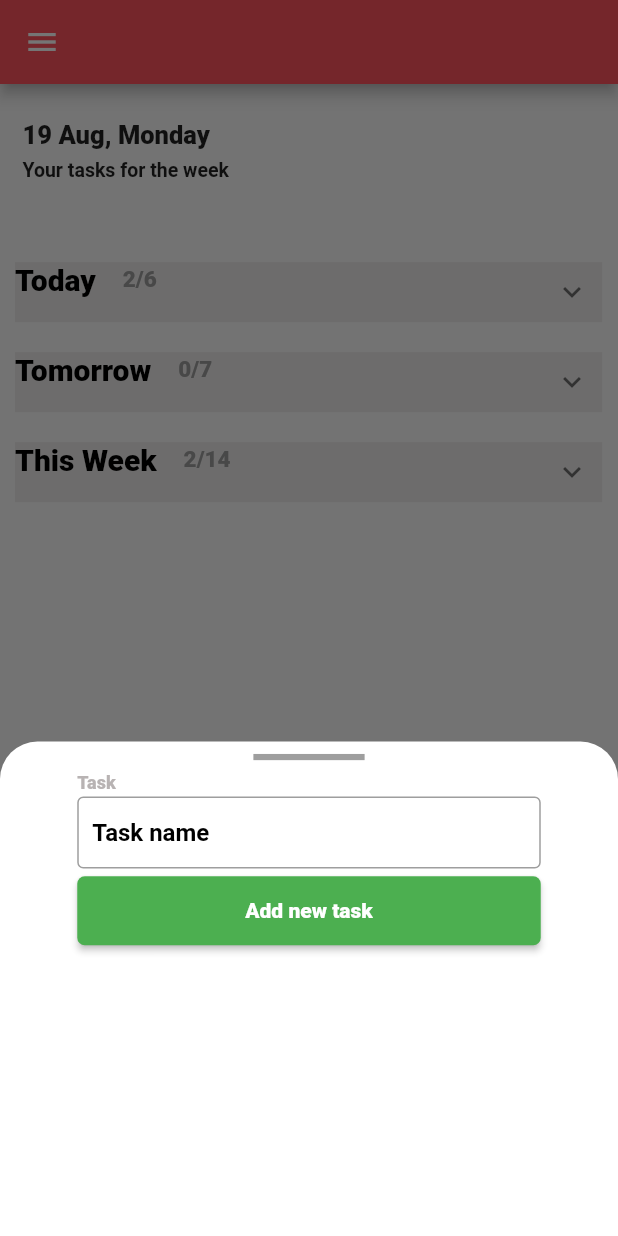
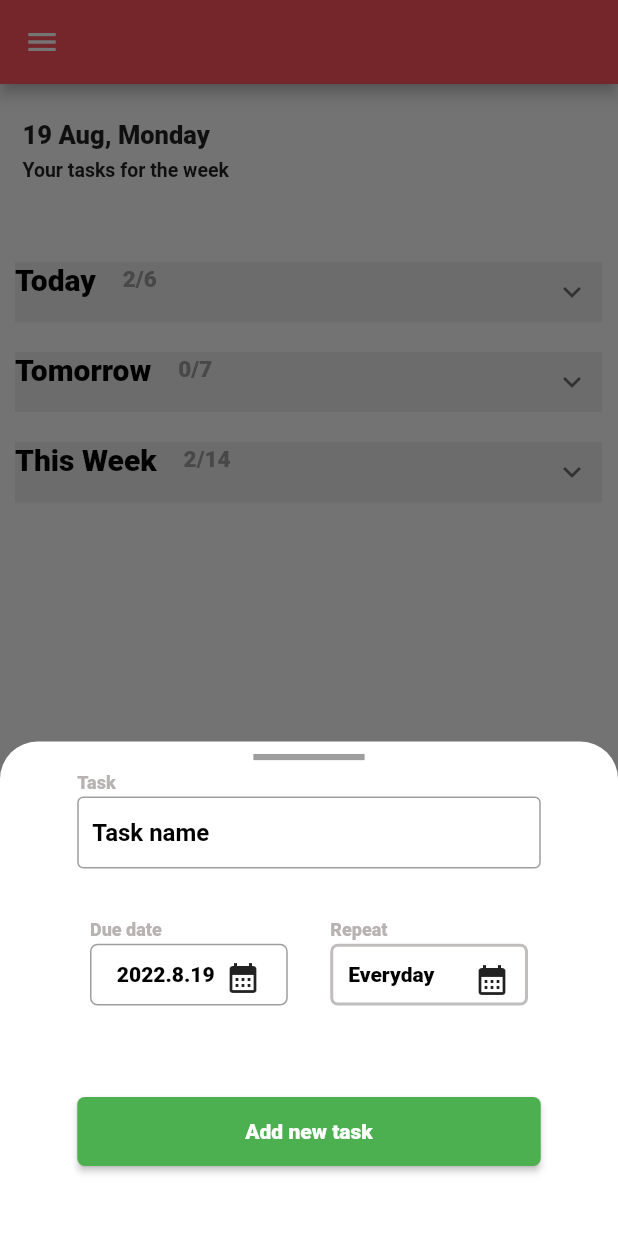
Before and after one commit to danoldnyamsi7/flutter_lifetrack, a Flutter app: the TasksList screen opened by its route, after a tap on the "add" icon, on a phone screen of 412 x 824 dp. Run offline on Flutter 3.47's test engine with Material 2 defaults, Android fonts, the phone set to English and light mode, and no system bars; drawn by our look-alikes of expandable; our stand-ins replace flutter_svg, google_fonts, step_progress_indicator.

```diff
--- a/lib/components/textfield.dart
+++ b/lib/components/textfield.dart
@@ -6,18 +6,21 @@ class TextField1 extends StatelessWidget {
   late double width;
   late bool obscureText;
 
-  TextField1({required this.padding, required this.hintText, required this.width, required this.obscureText});
-
+  TextField1(
+      {required this.padding,
+      required this.hintText,
+      required this.width,
+      required this.obscureText});
 
   @override
   Widget build(BuildContext context) {
     return Container(
       width: width,
       child: TextField(
-
         obscureText: obscureText,
         decoration: InputDecoration(
-          hintStyle: TextStyle(fontWeight: FontWeight.w600, color: Colors.black),
+          hintStyle:
+              TextStyle(fontWeight: FontWeight.w600, color: Colors.black),
           contentPadding: padding,
           border: OutlineInputBorder(borderSide: BorderSide(width: 5)),
           // labelText: labelText,
@@ -27,3 +30,30 @@ class TextField1 extends StatelessWidget {
     );
   }
 }
+
+class TextFieldWithChild extends StatefulWidget {
+  late EdgeInsetsGeometry padding;
+  late String hintText;
+  late double width;
+  late bool obscureText;
+  late Widget child;
+
+  TextFieldWithChild(
+      {required this.padding,
+      required this.width,
+      required this.hintText,
+      required this.obscureText,
+      required this.child});
+
+  @override
+  State<TextFieldWithChild> createState() => _TextFieldWithChildState();
+}
+
+class _TextFieldWithChildState extends State<TextFieldWithChild> {
+  @override
+  Widget build(BuildContext context) {
+    return Container(
+
+    );
+  }
+}
--- a/lib/pages/tasks/taskList.dart
+++ b/lib/pages/tasks/taskList.dart
@@ -418,10 +418,13 @@ class WeekList extends StatelessWidget {
 }
 
 void createTaskModal(context) {
+  DateTime date = DateTime(2022, 08, 19);
+
   showModalBottomSheet(
       backgroundColor: Colors.transparent,
       context: context,
-      builder: (context) => Container(
+      builder: (context) => SingleChildScrollView(
+            child: Container(
               height: deviceHeight(context) * .4,
               decoration: BoxDecoration(
                   color: Colors.white,
@@ -472,7 +475,95 @@ void createTaskModal(context) {
                     height: deviceHeight(context) * .005,
                   ),
                   Container(
-                  child: Row(children: [Column(), Column()]),
+                    width: deviceWidth(context)*.75,
+                    margin: EdgeInsets.fromLTRB(60.0, 30.0, 60.0, 60.0),
+                    child: Row(
+                        mainAxisAlignment: MainAxisAlignment.spaceBetween,
+                        children: [
+                          Column(
+                            crossAxisAlignment: CrossAxisAlignment.start,
+                            children: [
+                            Text(
+                              'Due date',
+                              style: TextStyle(
+                                  fontSize: 12.0,
+                                  fontWeight: FontWeight.w800,
+                                  color: Color.fromARGB(255, 184, 179, 179)),
+                            ),
+                            SizedBox(
+                              height: 2.0,
+                            ),
+                            Container(
+                              height: deviceHeight(context) * .05,
+                              width: deviceWidth(context) * .32,
+                              padding: EdgeInsets.all(10.0),
+                              decoration: BoxDecoration(
+                                  border: Border.all(
+                                      width: 1.0, color: Colors.grey),
+                                       borderRadius: BorderRadius.circular(5.0)),
+                              child: Row(
+                                  mainAxisAlignment:
+                                      MainAxisAlignment.spaceEvenly,
+                                  children: [
+                                    Text(
+                                        '${date.year}.${date.month}.${date.day}',style: TextStyle(color: Colors.black, fontWeight: FontWeight.w900),),
+                                    // SizedBox(width: deviceWidth(context) * .035),
+                                    GestureDetector(
+                                        onTap: () async{
+                                          // show calendar picker
+                                          await showDatePicker(context: context, initialDate: DateTime.now(), firstDate: DateTIme(DateTIme.now()), lastDate: lastDate)
+                                          print('select date bro!');
+                                        },
+                                        child:
+                                            const Icon(Icons.calendar_month)),
+                                  ]),
+                            ),
+                          ]),
+
+                          SizedBox(width: deviceWidth(context)*.04,),
+
+
+                          // two
+
+                          Column(
+                            crossAxisAlignment: CrossAxisAlignment.start,
+                            children: [
+                            Text(
+                              'Repeat',
+                              style: TextStyle(
+                                  fontSize: 12.0,
+                                  fontWeight: FontWeight.w800,
+                                  color: Color.fromARGB(255, 184, 179, 179)),
+                            ),
+                            SizedBox(
+                              height: 2.0,
+                            ),
+                            Container(
+                              height: deviceHeight(context) * .05,
+                              width: deviceWidth(context) * .32,
+                              padding: EdgeInsets.all(10.0),
+                              decoration: BoxDecoration(
+                                  border: Border.all(
+                                      width: 2.0, color: Color.fromARGB(255, 192, 189, 189)),
+                                      borderRadius: BorderRadius.circular(5.0)),
+                              child: Row(
+                                  mainAxisAlignment:
+                                      MainAxisAlignment.spaceBetween,
+                                  children: [
+                                    Text(
+                                        'Everyday', style: TextStyle(color: Colors.black, fontWeight: FontWeight.w900),),
+                                    // SizedBox(width: deviceWidth(context) * .035),
+                                    GestureDetector(
+                                        onTap: () {
+                                          // show calendar picker
+                                          print('select repeat bro!');
+                                        },
+                                        child:
+                                            const Icon(Icons.calendar_month)),
+                                  ]),
+                            ),
+                          ]),
+                        ]),
                   ),
                   FilledButtons(
                       x: deviceWidth(context) * .75,
@@ -489,6 +580,7 @@ void createTaskModal(context) {
                           color: Colors.white, fontWeight: FontWeight.w900)),
                 ],
               ),
+            ),
           ));
 }
 
```
Lines whose indentation alone changed are shown as unchanged.
